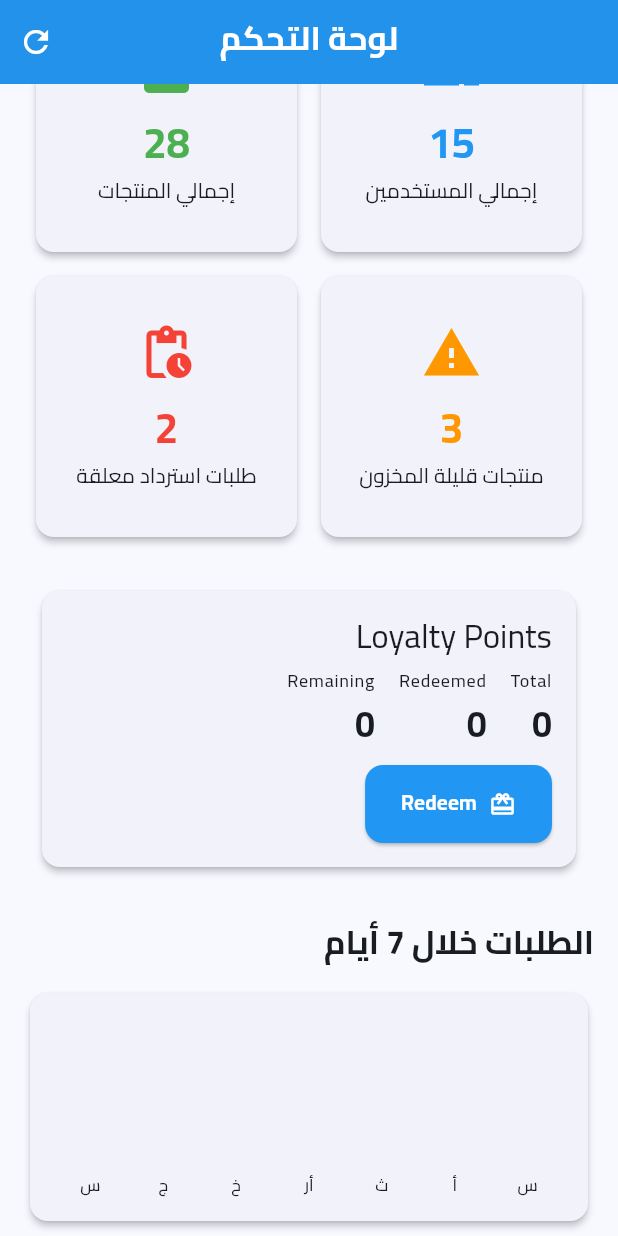
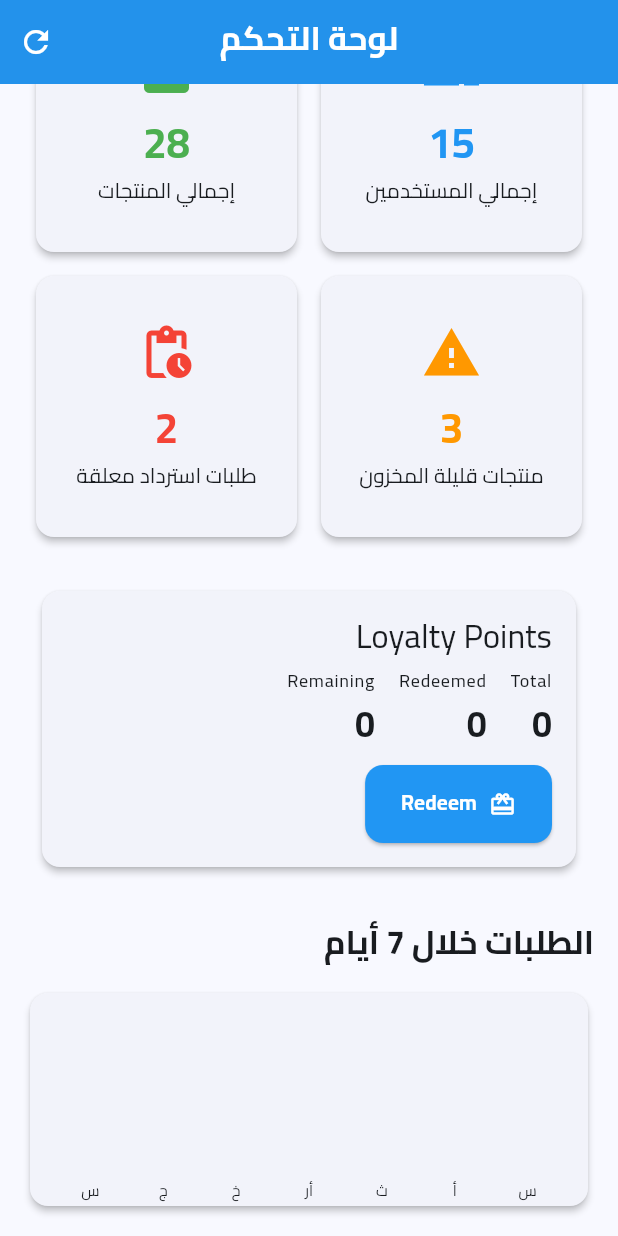
Before and after one commit to deya2021/admin-panel-app, a Flutter app: the screen it shows once a user with an empty profile is signed in, scrolled down 130 dp, on a phone screen of 412 x 824 dp. Run offline on Flutter 3.47's test engine with Material 3 defaults, Android fonts, the light colour scheme and no system bars; our stand-ins replace cloud_firestore, cloud_functions, firebase_auth, firebase_core, firebase_messaging, firebase_storage and 4 more; missing offline and left inert: firebase_app_check; accounts and stored records are empty.

Commit message:
fix: prevent weekly chart bottom overflow by reserving label space

```diff
--- a/lib/features/dashboard/presentation/dashboard_screen.dart
+++ b/lib/features/dashboard/presentation/dashboard_screen.dart
@@ -171,15 +171,21 @@ class _WeeklyOrdersMiniChart extends StatelessWidget {
   @override
   Widget build(BuildContext context) {
     final maxV = (values.isEmpty ? 1 : values.reduce((a, b) => a > b ? a : b)).clamp(1, 999999);
+    const labelHeight = 14.0;
+    const gap = 6.0;
+
     return Card(
       child: Padding(
-        padding: const EdgeInsets.all(16),
+        padding: const EdgeInsets.all(16).copyWith(bottom: 6),
         child: SizedBox(
           height: 120,
-          child: Row(
+          child: LayoutBuilder(
+            builder: (context, constraints) {
+              final barArea = constraints.maxHeight - labelHeight - gap;
+              return Row(
                 mainAxisAlignment: MainAxisAlignment.spaceBetween,
                 children: List.generate(7, (i) {
-              final h = (values[i] / maxV) * 100;
+                  final h = (values[i] / maxV) * barArea;
                   return Expanded(
                     child: Padding(
                       padding: const EdgeInsets.symmetric(horizontal: 4),
@@ -194,16 +200,18 @@ class _WeeklyOrdersMiniChart extends StatelessWidget {
                               color: Theme.of(context).colorScheme.primary,
                             ),
                           ),
-                      const SizedBox(height: 6),
+                          const SizedBox(height: gap),
                           Text(
                             ['س','أ','ث','أر','خ','ج','س'][i],
-                        style: Theme.of(context).textTheme.labelSmall,
+                            style: const TextStyle(fontSize: 10, height: 1.0),
                           ),
                         ],
                       ),
                     ),
                   );
                 }),
+              );
+            },
           ),
         ),
       ),
```
Lines whose indentation alone changed are shown as unchanged.
